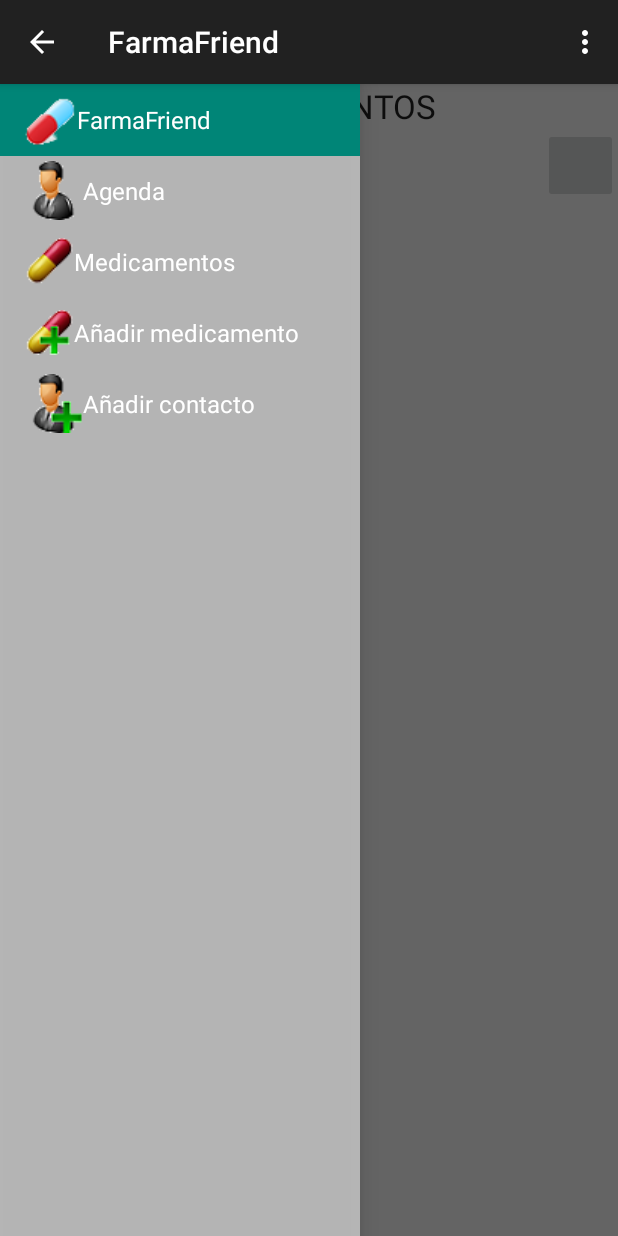
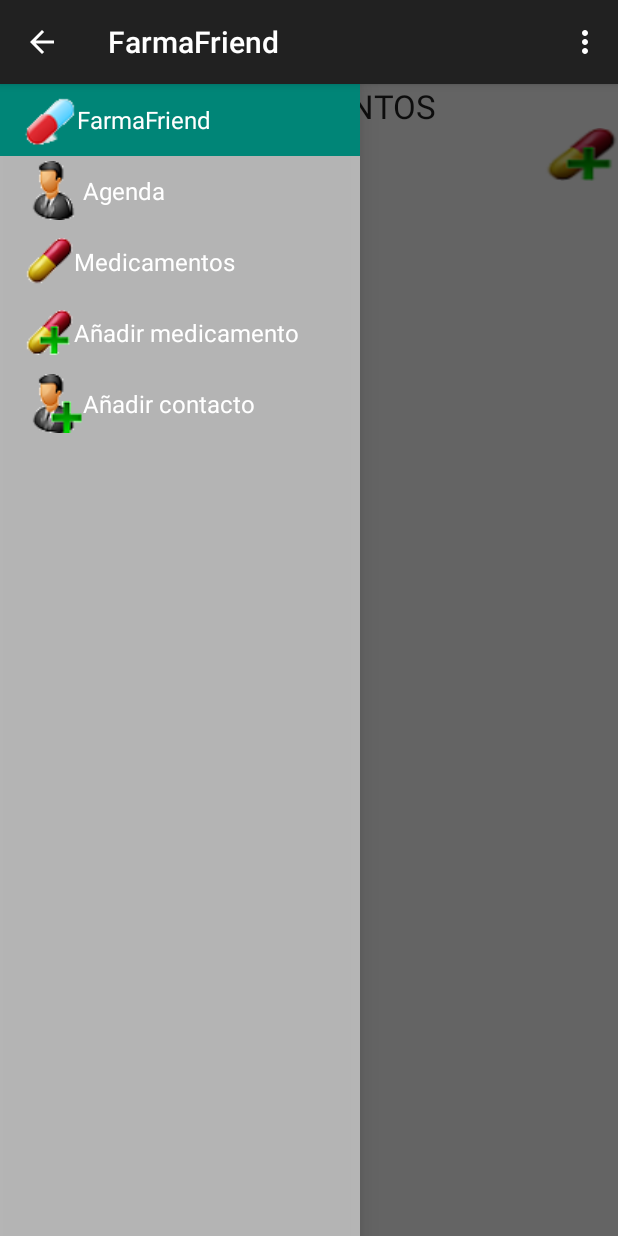
Before and after one commit to farmaFriend/FarmaProyecto, an Android app: the fragment Lista_medicamento placed in its activity, on a phone screen of 412 x 824 dp. Run offline under Robolectric (Android 15) with nearby library versions, the phone set to English and light mode, and no system bars; 2 statements that could not run were skipped.

Commit message:
Añadir medicamento y contacto

```diff
--- a/app/src/main/java/com/example/ixtilion/proyecto/Agenda.java
+++ b/app/src/main/java/com/example/ixtilion/proyecto/Agenda.java
@@ -68,7 +68,6 @@ public class Agenda extends Fragment{
             public void onClick(View v) {
 
                 FragmentManager fm = getFragmentManager();
-                Fragment fragmento = new Agenda();
                 fm.beginTransaction()
                         .replace(R.id.container, new Anadir_contacto() )
                         .commit();
--- a/app/src/main/java/com/example/ixtilion/proyecto/Anadir_contacto.java
+++ b/app/src/main/java/com/example/ixtilion/proyecto/Anadir_contacto.java
@@ -72,7 +72,7 @@ public class Anadir_contacto extends Fragment {
 
                             db.close();
 
-                            Toast.makeText(c, nombre+telf, Toast.LENGTH_LONG).show();
+                            Toast.makeText(c, "Se ha añadido el contacto correctamente", Toast.LENGTH_LONG).show();
 
 
                             //CODIGO QUE MANDA A VISTA AGENDA
--- a/app/src/main/java/com/example/ixtilion/proyecto/Lista_medicamento.java
+++ b/app/src/main/java/com/example/ixtilion/proyecto/Lista_medicamento.java
@@ -1,12 +1,14 @@
 package com.example.ixtilion.proyecto;
 
 import android.app.Fragment;
+import android.app.FragmentManager;
 import android.database.Cursor;
 import android.os.Bundle;
 import android.util.Log;
 import android.view.LayoutInflater;
 import android.view.View;
 import android.view.ViewGroup;
+import android.widget.ImageButton;
 import android.widget.ListView;
 import android.widget.SimpleCursorAdapter;
 
@@ -44,6 +46,21 @@ public class Lista_medicamento extends Fragment {
 
         final ArrayAdapterMedicamento adapter = new ArrayAdapterMedicamento(view.getContext(),medicamentos);
         list.setAdapter(adapter);
+        View imageButton = (ImageButton) view.findViewById(R.id.anadirMedicamento);
+
+        imageButton.setOnClickListener(new View.OnClickListener() {
+
+            @Override
+            public void onClick(View v) {
+
+                FragmentManager fm = getFragmentManager();
+                fm.beginTransaction()
+                        .replace(R.id.container, new Anadir_medicamento() )
+                        .commit();
+
+            }
+
+        });
 
         return view;
     }
--- a/app/src/main/res/layout/lay_agenda.xml
+++ b/app/src/main/res/layout/lay_agenda.xml
@@ -13,8 +13,8 @@
         android:layout_gravity="center_horizontal" />
 
     <ImageButton
-        android:layout_width="50dp"
-        android:layout_height="30dp"
+        android:layout_width="43dp"
+        android:layout_height="25dp"
         android:id="@+id/anadirContacto"
         android:layout_gravity="right"
         android:background="@drawable/personalanadir"
--- a/app/src/main/res/layout/lis_medicamento.xml
+++ b/app/src/main/res/layout/lis_medicamento.xml
@@ -13,9 +13,10 @@
 
     <ImageButton
         android:layout_width="50dp"
-        android:layout_height="50dp"
-        android:id="@+id/imageButton2"
-        android:layout_gravity="right" />
+        android:layout_height="35dp"
+        android:id="@+id/anadirMedicamento"
+        android:layout_gravity="right"
+        android:background="@drawable/capsuleanadir" />
 
     <ListView
         android:layout_width="match_parent"
```
